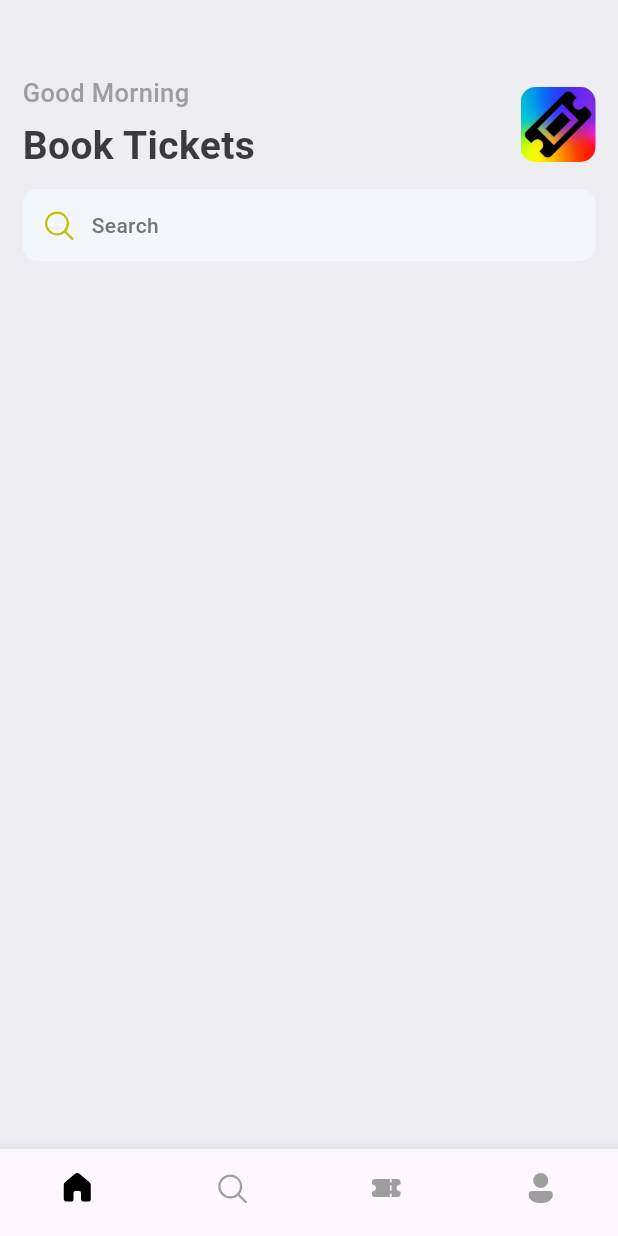
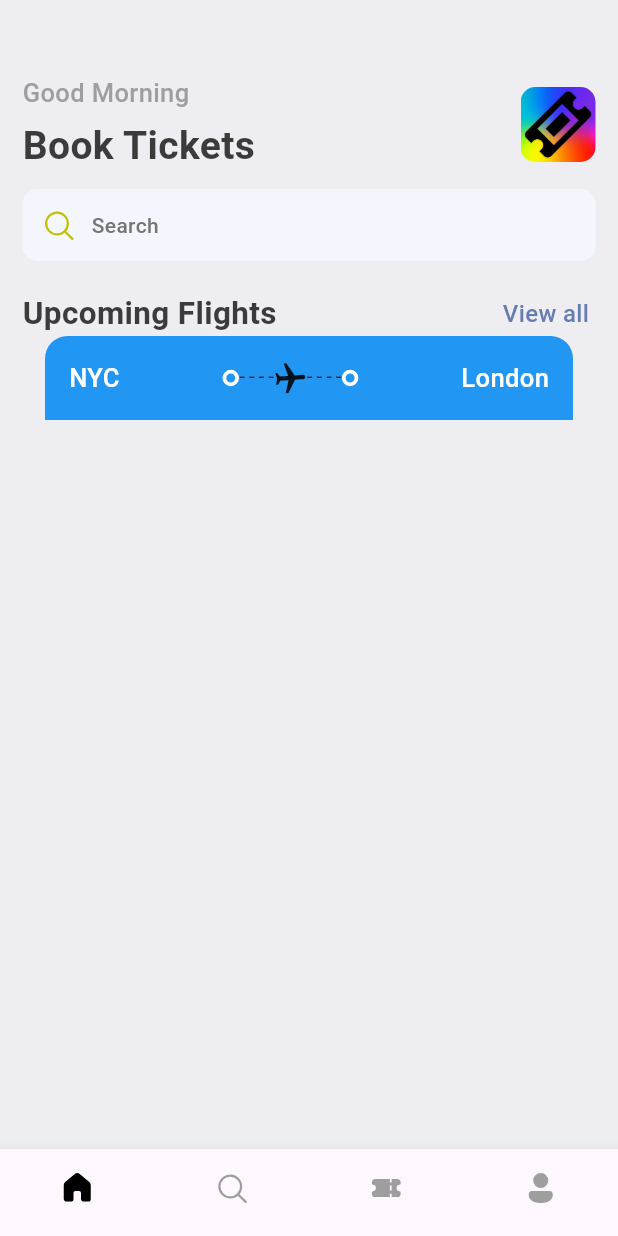
Before and after one commit to Huzaifa-Quadri/Ticket-Booker, a Flutter app: the screen it shows after launch, on a phone screen of 412 x 824 dp. Run offline on Flutter 3.47's test engine with Material 3 defaults, Android fonts, the phone set to English and light mode, and no system bars; our stand-ins replace fluentui_system_icons, gap.

Commit message:
Ticket_view icons added

```diff
--- a/lib/Screens/home.dart
+++ b/lib/Screens/home.dart
@@ -1,6 +1,8 @@
 import 'package:fluentui_system_icons/fluentui_system_icons.dart';
 import 'package:flutter/material.dart';
 import 'package:gap/gap.dart';
+
+import 'package:ticket_booking/Widgets/ticket_view.dart';
 
 import '../utils/theme_style.dart';
 
@@ -29,7 +31,9 @@ class _MyHomePageState extends State<MyHomePage> {
                     Column(
                       crossAxisAlignment: CrossAxisAlignment.start,
                       children: [
-                        Text("Good Morning", style: AppStyles.headLineStyle3.copyWith(color: Colors.grey.shade500)),
+                        Text("Good Morning",
+                            style: AppStyles.headLineStyle3
+                                .copyWith(color: Colors.grey.shade500)),
                         const Gap(5),
                         Text("Book Tickets", style: AppStyles.headLineStyle1),
                       ],
@@ -38,13 +42,11 @@ class _MyHomePageState extends State<MyHomePage> {
                       height: 50,
                       width: 50,
                       decoration: BoxDecoration(
-
-                        borderRadius: BorderRadius.circular(10),
-                        image: const DecorationImage(
-                          fit: BoxFit.cover,
-                          image: AssetImage("assets/images/ticket.png"),
-                        )
-                      ),
+                          borderRadius: BorderRadius.circular(10),
+                          image: const DecorationImage(
+                            fit: BoxFit.cover,
+                            image: AssetImage("assets/images/ticket.png"),
+                          )),
                     )
                   ],
                 ),
@@ -54,16 +56,40 @@ class _MyHomePageState extends State<MyHomePage> {
                     color: const Color(0xFFF4F6FD),
                     borderRadius: BorderRadius.circular(10),
                   ),
-                  padding: const EdgeInsets.symmetric(horizontal: 12, vertical: 12),
-
+                  padding:
+                      const EdgeInsets.symmetric(horizontal: 12, vertical: 12),
                   child: Row(
                     children: [
-                      const Icon(FluentIcons.search_12_regular, color: Color(0xFFBFC205),),
+                      const Icon(
+                        FluentIcons.search_12_regular,
+                        color: Color(0xFFBFC205),
+                      ),
                       const Gap(10),
-                      Text('Search', style: AppStyles.headLineStyle4,)
+                      Text('Search', style: AppStyles.headLineStyle4)
                     ],
                   ),
-                )
+                ),
+                const Gap(20),
+                Row(
+                  children: [
+                    Text(
+                      'Upcoming Flights ',
+                      style: AppStyles.headLineStyle2,
+                    ),
+                    const Spacer(),
+                    InkWell(
+                      onTap: () {
+                        print("Inkwell pressed");
+                      },
+                      child: Text(
+                        'View all ',
+                        style: AppStyles.textStyle
+                            .copyWith(color: AppStyles.primaryColor),
+                      ),
+                    ),
+                  ],
+                ),
+                const TicketView()
               ],
             ),
           )
@@ -71,5 +97,4 @@ class _MyHomePageState extends State<MyHomePage> {
       ),
     );
   }
-
 }
--- /dev/null
+++ b/lib/Widgets/circle_widget.dart
@@ -0,0 +1,16 @@
+import 'package:flutter/material.dart';
+
+class CircleWidget extends StatelessWidget {
+  const CircleWidget({super.key});
+
+  @override
+  Widget build(BuildContext context) {
+    return Container(
+      padding: const EdgeInsets.all(3),
+      decoration: BoxDecoration(
+        borderRadius: BorderRadius.circular(10),
+        border: Border.all(width: 2.5, color: Colors.white),
+      ),
+    );
+  }
+}
--- /dev/null
+++ b/lib/Widgets/ticket_view.dart
@@ -0,0 +1,93 @@
+import 'package:flutter/material.dart';
+
+import 'package:ticket_booking/Widgets/circle_widget.dart';
+import 'package:ticket_booking/utils/theme_style.dart';
+
+class TicketView extends StatelessWidget {
+  const TicketView({super.key});
+
+  @override
+  Widget build(BuildContext context) {
+    final size = MediaQuery.of(context).size;
+
+    return SizedBox(
+      //! Whole Page Space
+      height: 200,
+      width: size.width,
+      child: Container(
+        //! Ticket Card Start
+        // color: Colors.green,
+
+        margin: const EdgeInsets.only(left: 15, right: 15),
+        child: Column(
+          //! Formating different color sections inside column as containers
+          children: [
+            Container(
+              decoration: const BoxDecoration(
+                color: Colors.blue, //! Red Color Column Container Section
+                borderRadius: BorderRadius.only(
+                  topLeft: Radius.circular(15),
+                  topRight: Radius.circular(15),
+                ),
+              ),
+              padding: const EdgeInsets.all(16),
+              child: Column(
+                //! Contents indide Red Section as vertical columns
+                children: [
+                  Row(
+                    //! Multiple elements in each column as vertical rows
+                    children: [
+                      Text(
+                        "NYC",
+                        style: AppStyles.headLineStyle3
+                            .copyWith(color: Colors.white),
+                      ),
+                      const Spacer(),
+                      const CircleWidget(),
+                      Expanded(
+                        child: Stack(
+                          children: [
+                            SizedBox(
+                              child: LayoutBuilder(
+                                  builder: (context, constraints) {
+                                final spacewidth = constraints.constrainWidth();
+                                print(
+                                    "width of our box is : $spacewidth and height ${constraints.constrainHeight()}");
+
+                                return Flex(
+                                  direction: Axis.horizontal,
+                                  mainAxisAlignment:
+                                      MainAxisAlignment.spaceBetween,
+                                  children: List.generate(
+                                      (spacewidth / 6).floor(),
+                                      (index) => const Text("-")),
+                                );
+                              }),
+                            ),
+                            Center(
+                              child: Transform.rotate(
+                                angle: 1.5,
+                                child: const Icon(Icons.airplanemode_active),
+                              ),
+                            ),
+                          ],
+                        ),
+                      ),
+                      const CircleWidget(),
+                      const Spacer(),
+                      Text(
+                        "London",
+                        style: AppStyles.headLineStyle3
+                            .copyWith(color: Colors.white),
+                      )
+                    ],
+                  ),
+                ],
+              ),
+            )
+          ],
+        ),
+      ),
+    );
+  }
+}
```
